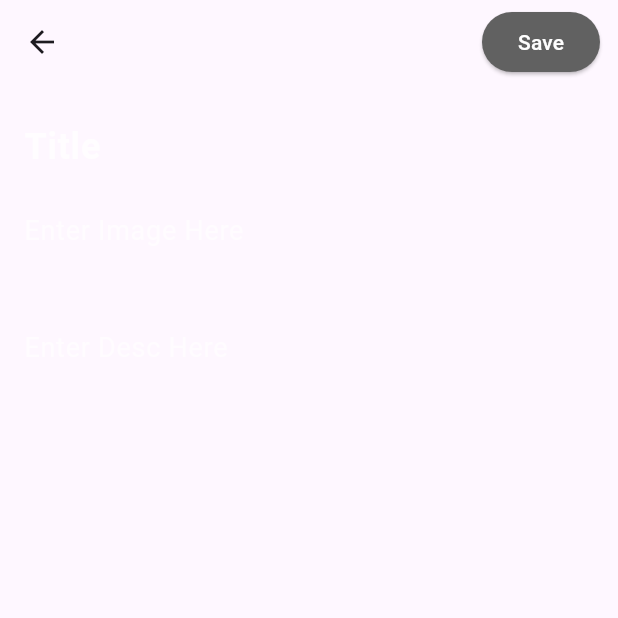
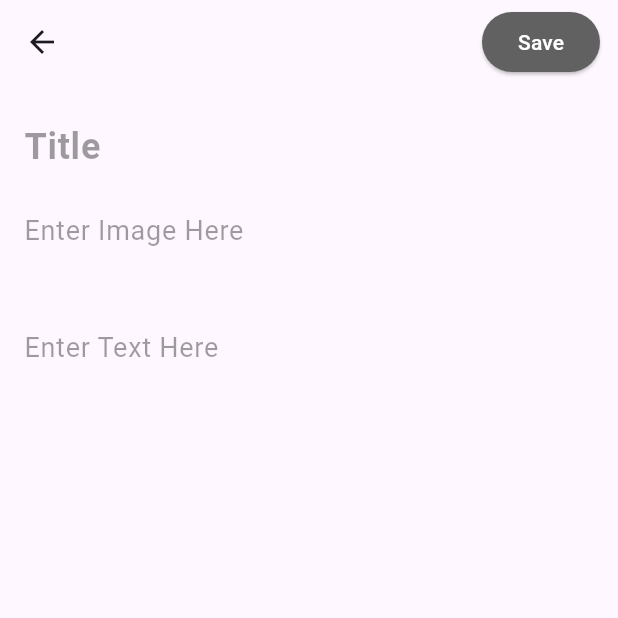
Before and after one commit to Trelel129/tamiyochi, a Flutter app: the screen it shows once a user with an empty profile is signed in, item 3 of the bottom bar chosen, after a tap on the "add" icon, on a phone screen of 412 x 824 dp, the top half of it. Run offline on Flutter 3.47's test engine with Material 3 defaults, Android fonts, the phone set to English and light mode, and no system bars; our stand-ins replace cloud_firestore, firebase_auth, firebase_core, sqflite; accounts and stored records are empty; network calls fail.

Commit message:
feat: create thread

```diff
--- a/lib/NotesMain.dart
+++ b/lib/NotesMain.dart
@@ -1,7 +1,5 @@
 import 'package:flutter/material.dart';
 import 'package:flutter/services.dart';
-import 'package:firebase_core/firebase_core.dart';
-import 'firebase_options.dart';
 import 'package:tamiyochi/page/movie_page.dart';
 
 void notesMain() async {
--- a/lib/db/movies_database.dart
+++ b/lib/db/movies_database.dart
@@ -26,8 +26,6 @@
   Future _createDB(Database db, int version) async {
     const idType = 'INTEGER PRIMARY KEY AUTOINCREMENT';
     const textType = 'TEXT NOT NULL';
-    const boolType = 'BOOLEAN NOT NULL';
-    const integerType = 'INTEGER NOT NULL';
 
     await db.execute('''
     CREATE TABLE $tableMovie (
--- /dev/null
+++ b/lib/model/forum.dart
@@ -0,0 +1,58 @@
+const String tableForum = 'forum';
+
+class ForumFields {
+  static final List<String> values = [id, title, text, image, time];
+
+  static const String id = '_id';
+  static const String title = 'title';
+  static const String image = 'image';
+  static const String text = 'text';
+  static const String time = 'time';
+}
+
+class Forum {
+  final int? id;
+  final String title;
+  final String text;
+  final String image;
+  final DateTime createdTime;
+
+  const Forum({
+    this.id,
+    required this.title,
+    required this.text,
+    required this.image,
+    required this.createdTime,
+  });
+
+  Forum copy({
+    int? id,
+    String? title,
+    String? text,
+    String? image,
+    DateTime? createdTime,
+  }) =>
+      Forum(
+        id: id ?? this.id,
+        title: title ?? this.title,
+        text: text ?? this.text,
+        image: image ?? this.image,
+        createdTime: createdTime ?? this.createdTime,
+      );
+
+  static Forum fromJson(Map<String, Object?> json) => Forum(
+        id: json[ForumFields.id] as int?,
+        title: json[ForumFields.title] as String,
+        text: json[ForumFields.text] as String,
+        image: json[ForumFields.image] as String,
+        createdTime: DateTime.parse(json[ForumFields.time] as String),
+      );
+
+  Map<String, Object?> toJson() => {
+        ForumFields.id: id,
+        ForumFields.title: title,
+        ForumFields.text: text,
+        ForumFields.image: image,
+        ForumFields.time: createdTime.toIso8601String(),
+      };
+}
--- /dev/null
+++ b/lib/page/forum/forum_edit_page.dart
@@ -0,0 +1,104 @@
+import 'package:flutter/material.dart';
+import 'package:tamiyochi/model/forum.dart';
+import 'package:tamiyochi/services/forum/firestore_forum.dart';
+import '../../widget/forum/forum_form_widget.dart';
+
+class AddEditForumPage extends StatefulWidget {
+  final Forum? forum;
+
+  const AddEditForumPage({
+    super.key,
+    this.forum,
+  });
+
+  @override
+  State<AddEditForumPage> createState() => _AddEditForumPageState();
+}
+
+class _AddEditForumPageState extends State<AddEditForumPage> {
+  final _formKey = GlobalKey<FormState>();
+  late String title;
+  late String image;
+  late String text;
+
+  final FirestoreForumService firestoreForumService = FirestoreForumService();
+
+  @override
+  void initState() {
+    super.initState();
+
+    title = widget.forum?.title ?? '';
+    image = widget.forum?.image ?? '';
+    text = widget.forum?.text ?? '';
+  }
+
+  @override
+  Widget build(BuildContext context) => Scaffold(
+        appBar: AppBar(
+          actions: [buildButton()],
+        ),
+        body: Form(
+          key: _formKey,
+          child: ForumFormWidget(
+            title: title,
+            image: image,
+            text: text,
+            onChangedImage: (image) => setState(() => this.image = image),
+            onChangedTitle: (title) => setState(() => this.title = title),
+            onChangedText: (text) => setState(() => this.text = text),
+          ),
+        ),
+      );
+
+  Widget buildButton() {
+    return Padding(
+      padding: const EdgeInsets.symmetric(vertical: 8, horizontal: 12),
+      child: ElevatedButton(
+        style: ElevatedButton.styleFrom(
+          foregroundColor: Colors.white,
+          backgroundColor: Colors.grey.shade700,
+        ),
+        onPressed: addOrUpdateForum,
+        child: const Text('Save'),
+      ),
+    );
+  }
+
+  void addOrUpdateForum() async {
+    final isValid = _formKey.currentState!.validate();
+
+    if (isValid) {
+      final isUpdating = widget.forum != null;
+
+      if (isUpdating) {
+        await updateForum();
+      } else {
+        await addForum();
+      }
+
+      Navigator.of(context).pop();
+    }
+  }
+
+  Future updateForum() async {
+    final forum = widget.forum!.copy(
+      title: title,
+      image: image,
+      text: text,
+    );
+
+    await firestoreForumService.updateForum(forum);
+  }
+
+  Future addForum() async {
+    final forum = Forum(
+      title: title,
+      text: text,
+      image: image,
+      createdTime: DateTime.now(),
+    );
+
+    // await MovieDatabase.instance.create(forum);
+    await firestoreForumService.addForum(forum);
+  }
+}
--- a/lib/page/forum_page.dart
+++ b/lib/page/forum/forum_page.dart
@@ -3,7 +3,7 @@ import 'package:flutter/material.dart';
 import 'package:flutter_staggered_grid_view/flutter_staggered_grid_view.dart';
 import 'package:tamiyochi/db/movies_database.dart';
 import 'package:tamiyochi/model/movie.dart';
-import 'package:tamiyochi/page/movie_edit_page.dart';
+import 'package:tamiyochi/page/forum/forum_edit_page.dart';
 import 'package:tamiyochi/page/movie_detail_page.dart';
 import 'package:tamiyochi/widget/movie_card_widget.dart';
 
@@ -44,7 +44,7 @@ class _ForumPageState extends State<ForumPage> {
   @override
   Widget build(BuildContext context) => Scaffold(
     appBar: AppBar(
-      title: Text(
+      title: const Text(
         "Forums",
         style: TextStyle(fontSize: 24, color: Colors.black),
 
@@ -57,16 +57,16 @@ class _ForumPageState extends State<ForumPage> {
           : notes.isEmpty
           ? const Text(
         'No Books',
-        style: TextStyle(color: Colors.white, fontSize: 24),
+        style: TextStyle(color: Colors.black, fontSize: 24),
       )
           : buildNotes(),
     ),
     floatingActionButton: FloatingActionButton(
-      backgroundColor: Colors.black,
+      backgroundColor: Colors.white38,
       child: const Icon(Icons.add),
       onPressed: () async {
         await Navigator.of(context).push(
-          MaterialPageRoute(builder: (context) => const AddEditNotePage()),
+          MaterialPageRoute(builder: (context) => const AddEditForumPage()),
         );
 
         refreshNotes();
--- a/lib/pages/home_page.dart
+++ b/lib/pages/home_page.dart
@@ -36,7 +36,7 @@ class HomePage extends StatelessWidget {
             style: TextStyle(fontSize: 20),
           ),
           Text(
-                user.uid!,
+            user.uid,
             style: TextStyle(fontSize: 20),
           ),
         ],
--- /dev/null
+++ b/lib/services/forum/firestore_forum.dart
@@ -0,0 +1,25 @@
+import 'package:cloud_firestore/cloud_firestore.dart';
+import 'package:tamiyochi/model/forum.dart';
+
+class FirestoreForumService {
+  final CollectionReference forums =
+      FirebaseFirestore.instance.collection('forum');
+
+  Future<void> addForum(Forum forum) {
+    return forums.add({
+      'title': forum.title,
+      'image': forum.image,
+      'text': forum.text,
+      'time': forum.createdTime
+    });
+  }
+
+  Future<void> updateForum(Forum forum) {
+    return forums.doc(forum.id as String?).update({
+      'title': forum.title,
+      'image': forum.image,
+      'text': forum.text,
+      'time': forum.createdTime
+    });
+  }
+}
--- a/lib/user_book.dart
+++ b/lib/user_book.dart
@@ -1,6 +1,5 @@
 import 'package:flutter/material.dart';
 import 'package:cloud_firestore/cloud_firestore.dart';
-import 'package:intl/intl.dart';
 import 'package:flutter_staggered_grid_view/flutter_staggered_grid_view.dart';
 import 'package:tamiyochi/page/book_detail_page.dart';
 
@@ -16,7 +15,7 @@ class _UserBookState extends State<UserBook> {
   Widget build(BuildContext context) {
     return Scaffold(
       appBar: AppBar(
-        title: Text(
+        title: const Text(
           "My Book",
           style: TextStyle(fontSize: 24),
         ),
@@ -27,7 +26,7 @@ class _UserBookState extends State<UserBook> {
           if (snapshot.hasData) {
             final booksUser = snapshot.data!.docs;
             return GridView.builder(
-              gridDelegate: SliverGridDelegateWithFixedCrossAxisCount(
+              gridDelegate: const SliverGridDelegateWithFixedCrossAxisCount(
                 crossAxisCount: 2,
                 crossAxisSpacing: 8,
                 mainAxisSpacing: 8,
@@ -37,10 +36,14 @@ class _UserBookState extends State<UserBook> {
                 final bookId = booksUser[index].get('book_id');
 
                 return FutureBuilder<DocumentSnapshot>(
-                  future: FirebaseFirestore.instance.collection('books').doc(bookId).get(),
+                  future: FirebaseFirestore.instance
+                      .collection('books')
+                      .doc(bookId)
+                      .get(),
                   builder: (context, snapshot) {
                     if (snapshot.hasData) {
-                      final bookData = snapshot.data!.data() as Map<String, dynamic>;
+                      final bookData =
+                          snapshot.data!.data() as Map<String, dynamic>;
                       final bookName = bookData['name'];
                       final bookImage = bookData['image'];
 
@@ -48,19 +51,23 @@ class _UserBookState extends State<UserBook> {
                         crossAxisCellCount: 1,
                         child: GestureDetector(
                             onTap: () async {
-                              await Navigator.of(context).push(MaterialPageRoute(
-                                builder: (context) => BookDetailPage(bookId: bookId),
+                              await Navigator.of(context)
+                                  .push(MaterialPageRoute(
+                                builder: (context) =>
+                                    BookDetailPage(bookId: bookId),
                               ));
                             },
                             child: SingleChildScrollView(
                               child: Card(
                                 color: Colors.lightGreen.shade300,
                                 child: Container(
-                                  constraints: BoxConstraints(minHeight: 200),
+                                  constraints:
+                                      const BoxConstraints(minHeight: 200),
                                   padding: const EdgeInsets.all(8),
                                   child: Column(
                                     mainAxisSize: MainAxisSize.min,
-                                    crossAxisAlignment: CrossAxisAlignment.start,
+                                    crossAxisAlignment:
+                                        CrossAxisAlignment.start,
                                     children: [
                                       Text(
                                         bookName,
@@ -75,8 +82,7 @@ class _UserBookState extends State<UserBook> {
                                   ),
                                 ),
                               ),
-                            )
-                        ),
+                            )),
                       );
                     } else if (snapshot.hasError) {
                       return Text('Error: ${snapshot.error}');
--- /dev/null
+++ b/lib/widget/forum/forum_form_widget.dart
@@ -0,0 +1,84 @@
+import 'package:flutter/material.dart';
+
+class ForumFormWidget extends StatelessWidget {
+  final String? image;
+  final String? title;
+  final String? text;
+  final ValueChanged<String> onChangedImage;
+  final ValueChanged<String> onChangedTitle;
+  final ValueChanged<String> onChangedText;
+
+  const ForumFormWidget({
+    Key? key,
+    this.image = '',
+    this.title = '',
+    this.text = '',
+    required this.onChangedImage,
+    required this.onChangedTitle,
+    required this.onChangedText,
+  }) : super(key: key);
+
+  @override
+  Widget build(BuildContext context) => SingleChildScrollView(
+        child: Padding(
+          padding: const EdgeInsets.all(16),
+          child: Column(
+            mainAxisSize: MainAxisSize.min,
+            children: [
+              buildTitle(),
+              const SizedBox(height: 8),
+              buildImage(),
+              const SizedBox(height: 8),
+              buildDescription(),
+              const SizedBox(height: 16),
+            ],
+          ),
+        ),
+      );
+
+  Widget buildTitle() => TextFormField(
+        maxLines: 1,
+        initialValue: title,
+        style: const TextStyle(
+          color: Colors.black38,
+          fontWeight: FontWeight.bold,
+          fontSize: 24,
+        ),
+        decoration: const InputDecoration(
+          border: InputBorder.none,
+          hintText: 'Title',
+          hintStyle: TextStyle(color: Colors.black38),
+        ),
+        validator: (title) =>
+            title != null && title.isEmpty ? 'The title cannot be empty' : null,
+        onChanged: onChangedTitle,
+      );
+
+  Widget buildImage() => TextFormField(
+        maxLines: 2,
+        initialValue: image,
+        style: const TextStyle(color: Colors.black38, fontSize: 18),
+        decoration: const InputDecoration(
+          border: InputBorder.none,
+          hintText: 'Enter Image Here',
+          hintStyle: TextStyle(color: Colors.black38),
+        ),
+        validator: (title) =>
+            title != null && title.isEmpty ? 'The Image cannot be empty' : null,
+        onChanged: onChangedImage,
+      );
+
+  Widget buildDescription() => TextFormField(
+        maxLines: 5,
+        initialValue: text,
+        style: const TextStyle(color: Colors.black38, fontSize: 18),
+        decoration: const InputDecoration(
+          border: InputBorder.none,
+          hintText: 'Enter Text Here',
+          hintStyle: TextStyle(color: Colors.black38),
+        ),
+        validator: (title) =>
+            title != null && title.isEmpty ? 'The text cannot be empty' : null,
+        onChanged: onChangedText,
+      );
+}
--- a/lib/widget/moving_text.dart
+++ b/lib/widget/moving_text.dart
@@ -15,7 +15,7 @@ class ScrollingText extends StatefulWidget {
     required this.speed,
     this.scrollAxis = Axis.horizontal,
     this.ratioOfBlankToScreen = 1,
-  }) : assert(text != null,);
+  });
 
   @override
   State<StatefulWidget> createState() {
@@ -117,9 +117,7 @@ class ScrollingTextState extends State<ScrollingText>
   @override
   void dispose() {
     super.dispose();
-    if (timer != null) {
     timer.cancel();
-    }
   }
 
   @override
```
Also changed, not shown: lib/page/book_rent_page.dart (+10 -11 lines), lib/pages/auth_page.dart (+12 -10 lines). Lines whose indentation alone changed are shown as unchanged.
